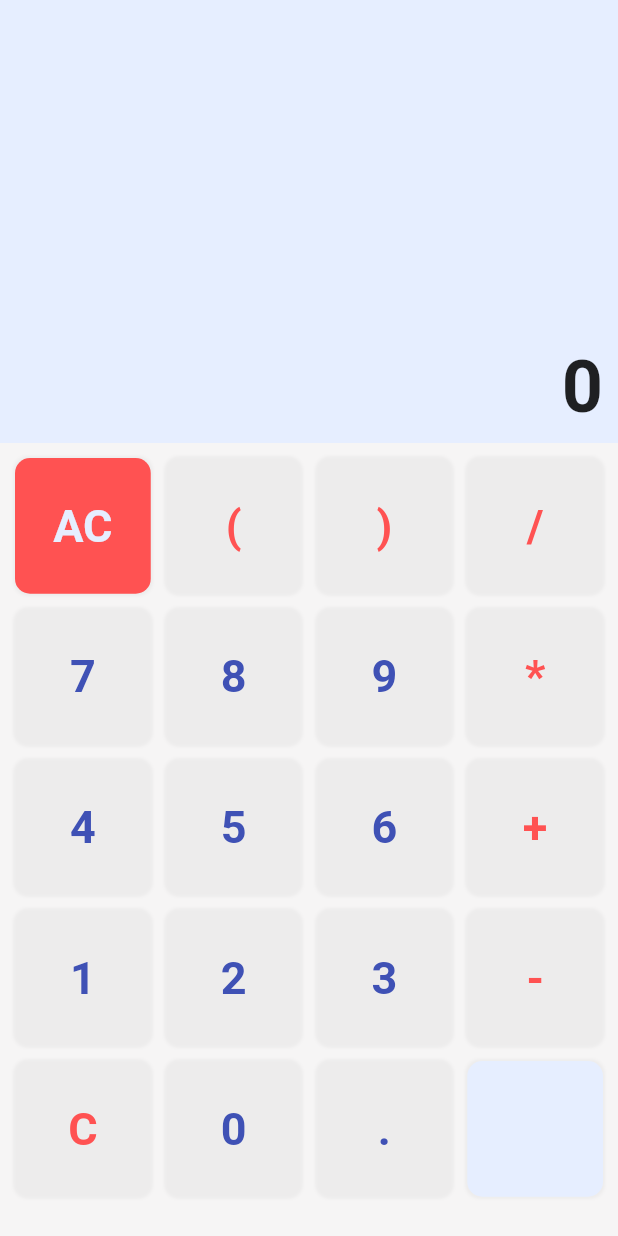
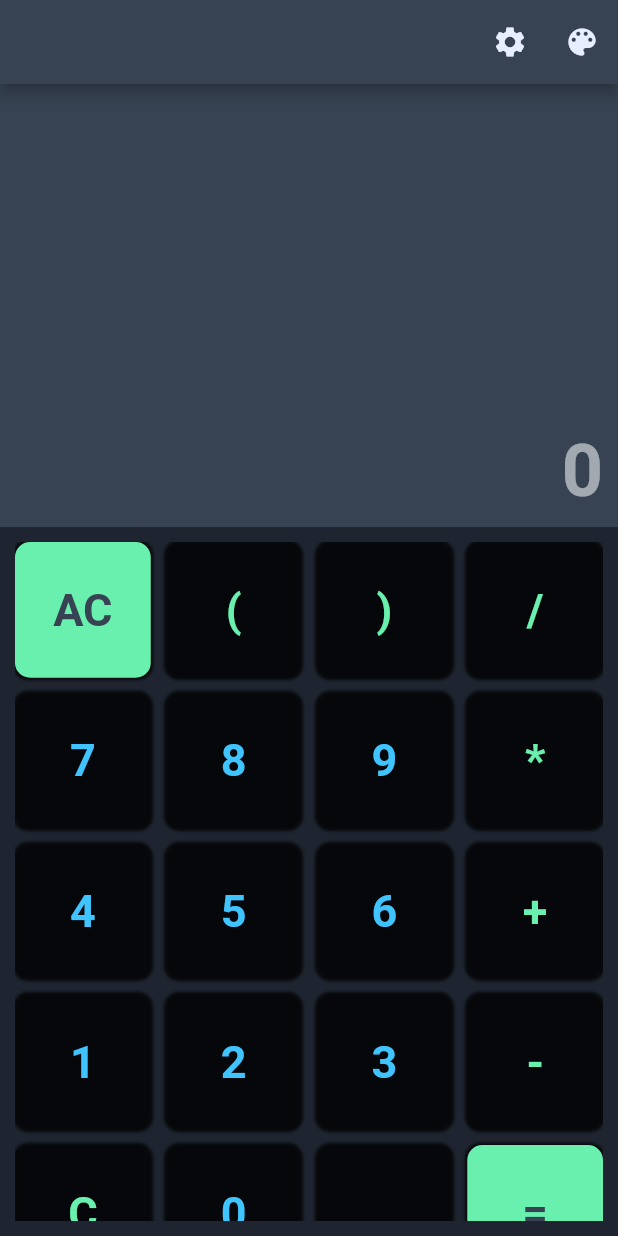
Before and after one commit to vihanagarwal18/calculator, a Flutter app: the screen it shows after launch, on a phone screen of 412 x 824 dp. Run offline on Flutter 3.47's test engine with Material 2 defaults, Android fonts, the phone set to English and light mode, and no system bars; our stand-ins replace math_expressions.

Commit message:
second commit

```diff
--- a/lib/homepage.dart
+++ b/lib/homepage.dart
@@ -1,35 +1,61 @@
 import 'package:flutter/material.dart';
-import 'package:calculator/NeuContainer.dart';
+//import 'package:calculator/NeuContainer.dart';
 import 'package:flutter/rendering.dart';
-import 'package:calculator/calculator_logic.dart';
+//import 'package:calculator/calculator_logic.dart';
 import 'package:provider/provider.dart';
 import 'package:math_expressions/math_expressions.dart';
-
 // ignore_for_file: prefer_const_constructors
 
 const Color colorDark=Color(0xFF374352);
 const Color colorLight=Color(0xFFe6eeff);
 
-
 class HomeScreen extends StatefulWidget {
   const HomeScreen({Key? key}) : super(key: key);
-
   @override
   State<HomeScreen> createState() => _HomeScreenState();
 }
 
+
 class _HomeScreenState extends State<HomeScreen> {
+  bool darkmode=true;
   String result="0";
   String userInput="";
   late String temp_input;
   Color userInputColor = Colors.black54;
-
   List<String> buttonList=["AC","(",")","/","7","8","9","*","4","5","6","+","1","2","3","-","C","0",".","="];
   @override
   Widget build(BuildContext context) {
     var h=MediaQuery.of(context).size.height;
     return SafeArea(
       child: Scaffold(
+        appBar: AppBar(
+          backgroundColor: darkmode? colorDark :colorLight,
+          actions: [
+            //one for postfix infix expression
+            IconButton(
+                icon: Icon(
+                    Icons.settings,
+                    color: darkmode? colorLight :colorDark,
+                ),
+                onPressed:(){
+                  //settingdialogbox();
+                },
+            ),
+            IconButton(
+              icon: Icon(
+                  Icons.color_lens,
+                  color: darkmode? colorLight :colorDark,
+              ),
+              onPressed: (){
+                //switch boolean value of darkmode
+                setState(() {
+                  darkmode = !darkmode;
+                });
+              },
+            )
+            //one for color switch
+          ],
+        ),
         body: Column(
           children: [
             Container(
@@ -47,7 +73,7 @@ class _HomeScreenState extends State<HomeScreen> {
 
   Widget resultWidget(){
     return Container(
-      color: colorLight,
+      color: darkmode ? colorDark :colorLight,
       child: Column(
         mainAxisAlignment: MainAxisAlignment.end,
         children: [
@@ -58,7 +84,7 @@ class _HomeScreenState extends State<HomeScreen> {
               userInput,
               style: TextStyle(
                 fontSize: 32,
-                color: userInputColor,
+                color: darkmode ? Colors.white54 :userInputColor,
               ),
             ),
           ),
@@ -70,6 +96,7 @@ class _HomeScreenState extends State<HomeScreen> {
               style: TextStyle(
                 fontSize: 48,
                 fontWeight: FontWeight.bold,
+                color: darkmode ? Colors.white54 :userInputColor,
               ),
             ),
           ),
@@ -81,7 +108,7 @@ class _HomeScreenState extends State<HomeScreen> {
   Widget buttonWidget(){
     return Container(
       padding: EdgeInsets.all(10),
-      color: Color.fromARGB(66, 233, 232, 232),
+      color: darkmode? Color(0xFF1E2530):Color.fromARGB(66, 233, 232, 232),
       child: GridView.builder(
           itemCount:buttonList.length,
           gridDelegate:SliverGridDelegateWithFixedCrossAxisCount(
@@ -97,20 +124,20 @@ class _HomeScreenState extends State<HomeScreen> {
   }
   getColor(String text){
     if(text =="/" ||text =="*" || text=="+" || text=="-" || text=="C" || text=="(" || text==")"){
-      return Colors.redAccent;
+      return (darkmode? Colors.greenAccent: Colors.redAccent);
     }
     if(text=="=" || text=="AC"){
-      return colorLight;
+      return (darkmode? colorDark :colorLight);
     }
-    return Colors.indigo;
+    return (darkmode? Colors.lightBlueAccent:Colors.indigo);
   }
 
   getBgColor(String text){
     if(text=="AC"){
-      return Colors.redAccent;
+      return (darkmode? Colors.greenAccent:Colors.redAccent);
     }
     if(text=="="){
-      return colorLight;
+      return (darkmode? Colors.greenAccent:Colors.redAccent);
     }
   }
   Widget button(String text){
@@ -127,7 +154,7 @@ class _HomeScreenState extends State<HomeScreen> {
           borderRadius: BorderRadius.circular(10),
           boxShadow: [
             BoxShadow(
-              color: Colors.grey.withOpacity(0.1),
+              color: darkmode? Colors.black12.withOpacity(0.8): Colors.grey.withOpacity(0.2),
               blurRadius: 1,
               spreadRadius: 1,
             ),
@@ -182,13 +209,13 @@ class _HomeScreenState extends State<HomeScreen> {
       var exp= Parser().parse(userInput);
       var eveluation=exp.evaluate(EvaluationType.REAL,ContextModel());
       setState(() {
-        userInputColor=Colors.black;
+        userInputColor=darkmode? Colors.white54 :Colors.black;
       });
       return eveluation.toString();
     }
     catch(e){
       setState(() {
-        userInputColor=Colors.redAccent;
+        userInputColor=darkmode? Colors.greenAccent :Colors.redAccent;
       });
       return "Error";
       //return temp_input;
```
Lines whose indentation alone changed are shown as unchanged.
